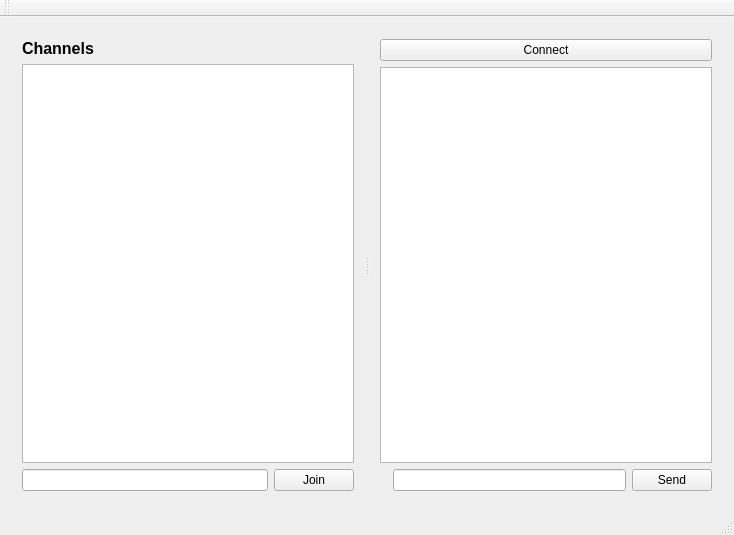
This is src/ui/mainwindow.ui in pajlada/patty as Qt 5 draws it before an edit. The edited form follows.
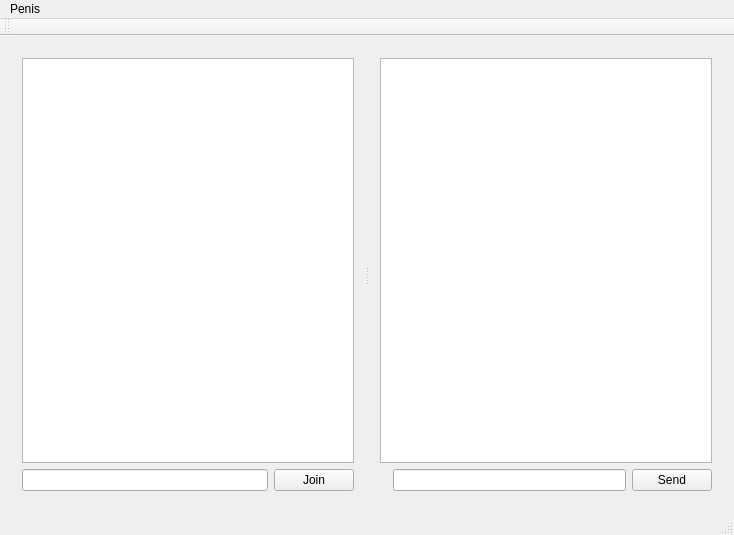
This is the edited form.

Commit message: Added a startup login dialog

The edit to the form file:
```diff
--- a/src/ui/mainwindow.ui
+++ b/src/ui/mainwindow.ui
@@ -36,51 +36,10 @@
        <number>4</number>
       </property>
       <widget class="QWidget" name="verticalLayoutWidget_2">
-       <layout class="QVBoxLayout" name="layout_channels" stretch="0,0,0">
+       <layout class="QVBoxLayout" name="layout_channels" stretch="0,0">
         <property name="sizeConstraint">
          <enum>QLayout::SetMinimumSize</enum>
         </property>
-        <item>
-         <widget class="QLabel" name="label">
-          <property name="sizePolicy">
-           <sizepolicy hsizetype="Minimum" vsizetype="Preferred">
-            <horstretch>0</horstretch>
-            <verstretch>0</verstretch>
-           </sizepolicy>
-          </property>
-          <property name="minimumSize">
-           <size>
-            <width>100</width>
-            <height>0</height>
-           </size>
-          </property>
-          <property name="maximumSize">
-           <size>
-            <width>16777215</width>
-            <height>16777215</height>
-           </size>
-          </property>
-          <property name="baseSize">
-           <size>
-            <width>150</width>
-            <height>0</height>
-           </size>
-          </property>
-          <property name="font">
-           <font>
-            <pointsize>12</pointsize>
-            <weight>75</weight>
-            <bold>true</bold>
-           </font>
-          </property>
-          <property name="text">
-           <string>Channels</string>
-          </property>
-          <property name="buddy">
-           <cstring>baseChatWindow</cstring>
-          </property>
-         </widget>
-        </item>
         <item>
          <widget class="QListWidget" name="listview_channels">
           <property name="sizePolicy">
@@ -127,13 +86,6 @@
       </widget>
       <widget class="QWidget" name="verticalLayoutWidget">
        <layout class="QVBoxLayout" name="verticalLayout">
-        <item>
-         <widget class="QPushButton" name="btn_connect">
-          <property name="text">
-           <string>Connect</string>
-          </property>
-         </widget>
-        </item>
         <item>
          <widget class="QTextBrowser" name="baseChatWindow">
           <property name="sizePolicy">
@@ -195,6 +147,12 @@
      <height>18</height>
     </rect>
    </property>
+   <widget class="QMenu" name="menuPenis">
+    <property name="title">
+     <string>Penis</string>
+    </property>
+   </widget>
+   <addaction name="menuPenis"/>
   </widget>
   <widget class="QToolBar" name="mainToolBar">
    <attribute name="toolBarArea">
```
Left out of the diff: 1 changed line with no effect on the pictures. The commit also changes 7 other files.
